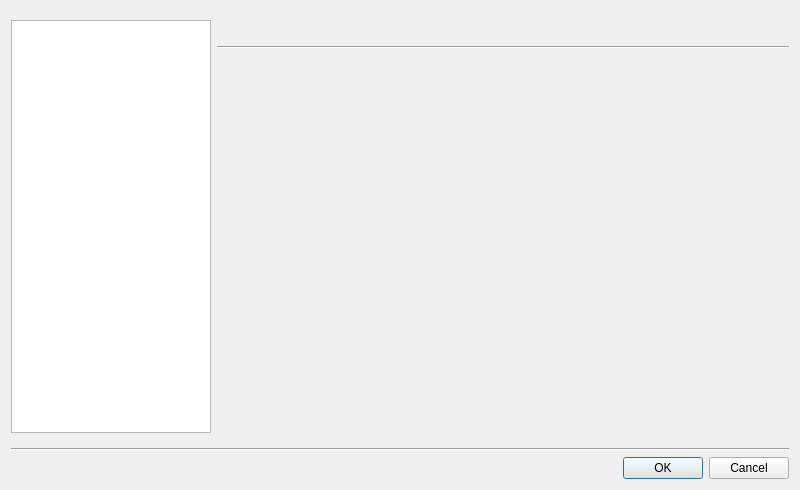
Old version of the form src/qt/qt_settings.ui in the repository 86Box/86Box.
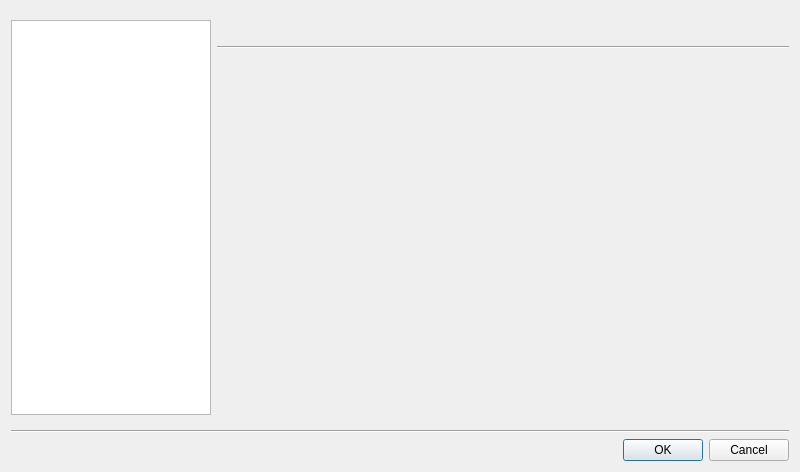
New version of the form.

```diff
--- a/src/qt/qt_settings.ui
+++ b/src/qt/qt_settings.ui
@@ -7,19 +7,19 @@
     <x>0</x>
     <y>0</y>
     <width>800</width>
-    <height>490</height>
+    <height>472</height>
    </rect>
   </property>
   <property name="minimumSize">
    <size>
     <width>800</width>
-    <height>490</height>
+    <height>472</height>
    </size>
   </property>
   <property name="maximumSize">
    <size>
     <width>800</width>
-    <height>490</height>
+    <height>472</height>
    </size>
   </property>
   <property name="windowTitle">
```
